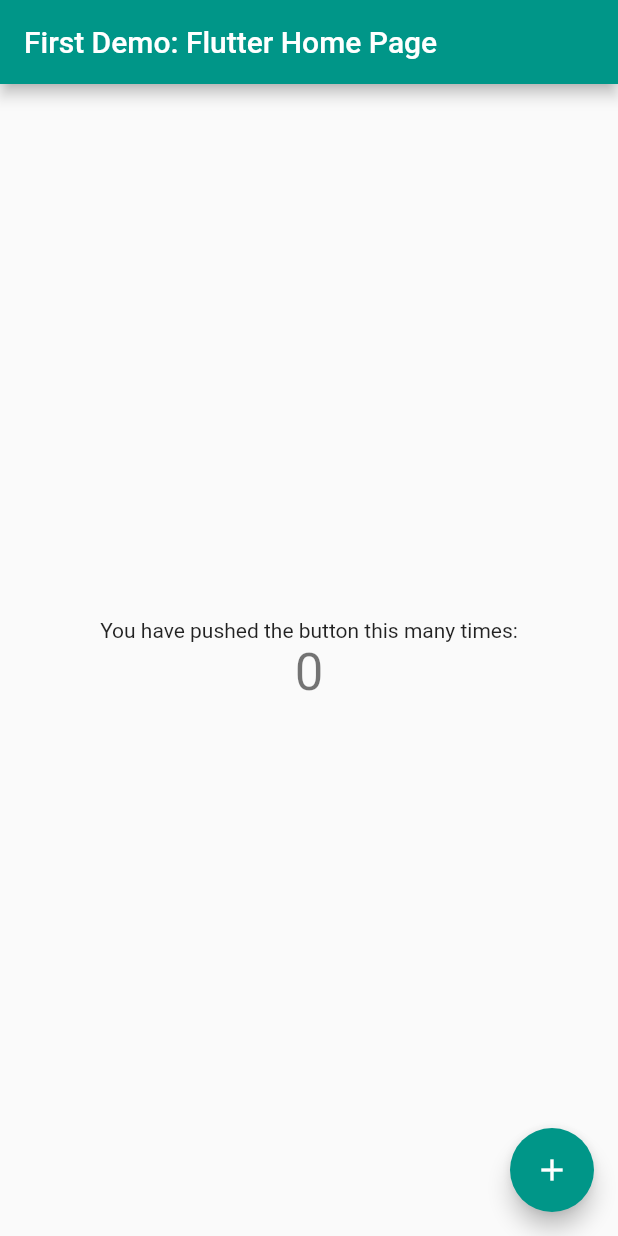
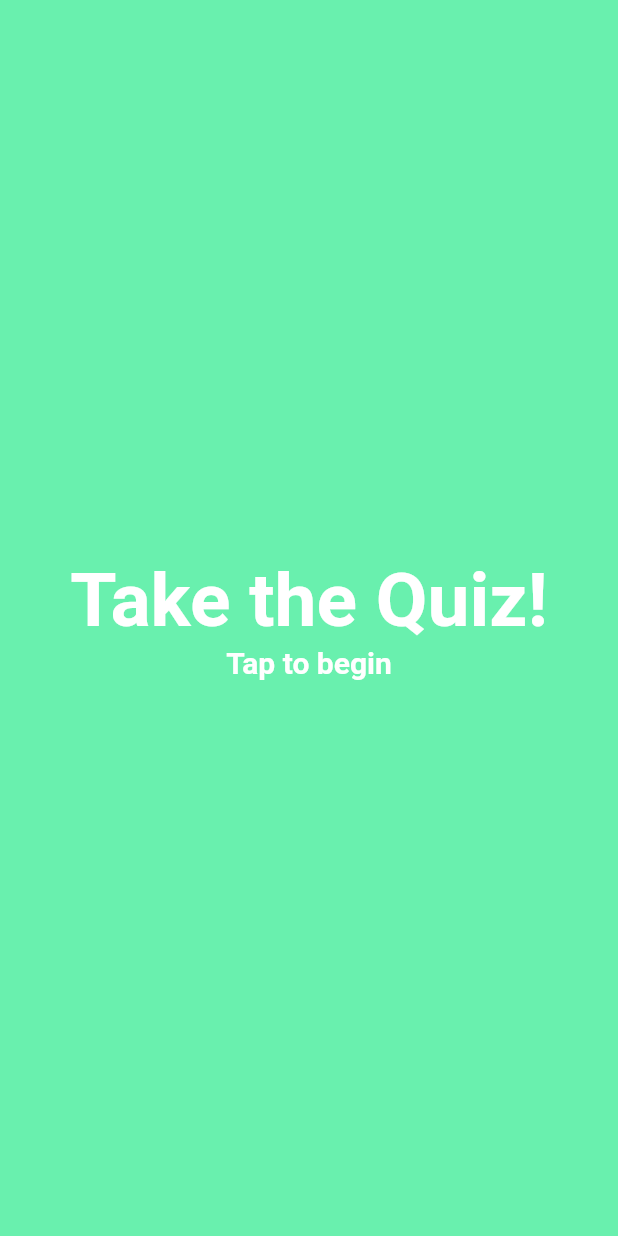
Before and after one commit to ragyepong/First_Flutter_App, a Flutter app: the screen it shows after launch, on a phone screen of 412 x 824 dp. Run offline on Flutter 3.47's test engine with Material 2 defaults, Android fonts, the phone set to English and light mode, and no system bars.

Commit message:
Created landing page and began quiz structure
Implemented a landing page using an InkWell object embedded in a Material Page. Also created a few project folders for future quiz questions.

```diff
--- a/lib/main.dart
+++ b/lib/main.dart
@@ -1,109 +1,9 @@
 import 'package:flutter/material.dart';
 
-void main() => runApp(new MyApp());
+import './pages/landing_page.dart';
 
-class MyApp extends StatelessWidget {
-  // This widget is the root of your application.
-  @override
-  Widget build(BuildContext context) {
-    return new MaterialApp(
-      title: 'First Flutter Demo',
-      theme: new ThemeData(
-        // This is the theme of your application.
-        //
-        // Try running your application with "flutter run". You'll see the
-        // application has a blue toolbar. Then, without quitting the app, try
-        // changing the primarySwatch below to Colors.green and then invoke
-        // "hot reload" (press "r" in the console where you ran "flutter run",
-        // or press Run > Flutter Hot Reload in IntelliJ). Notice that the
-        // counter didn't reset back to zero; the application is not restarted.
-        primarySwatch: Colors.teal,
-      ),
-      home: new MyHomePage(title: 'First Demo: Flutter Home Page'),
-    );
-  }
+void main(){
+  runApp(new MaterialApp(
+    home: new LandingPage(),
+  ));
 }
-
-class MyHomePage extends StatefulWidget {
-  MyHomePage({Key key, this.title}) : super(key: key);
-
-  // This widget is the home page of your application. It is stateful, meaning
-  // that it has a State object (defined below) that contains fields that affect
-  // how it looks.
-
-  // This class is the configuration for the state. It holds the values (in this
-  // case the title) provided by the parent (in this case the App widget) and
-  // used by the build method of the State. Fields in a Widget subclass are
-  // always marked "final".
-
-  final String title;
-
-  @override
-  _MyHomePageState createState() => new _MyHomePageState();
-}
-
-class _MyHomePageState extends State<MyHomePage> {
-  int _counter = 0;
-
-  void _incrementCounter() {
-    setState(() {
-      // This call to setState tells the Flutter framework that something has
-      // changed in this State, which causes it to rerun the build method below
-      // so that the display can reflect the updated values. If we changed
-      // _counter without calling setState(), then the build method would not be
-      // called again, and so nothing would appear to happen.
-      _counter++;
-    });
-  }
-
-  @override
-  Widget build(BuildContext context) {
-    // This method is rerun every time setState is called, for instance as done
-    // by the _incrementCounter method above.
-    //
-    // The Flutter framework has been optimized to make rerunning build methods
-    // fast, so that you can just rebuild anything that needs updating rather
-    // than having to individually change instances of widgets.
-    return new Scaffold(
-      appBar: new AppBar(
-        // Here we take the value from the MyHomePage object that was created by
-        // the App.build method, and use it to set our appbar title.
-        title: new Text(widget.title),
-      ),
-      body: new Center(
-        // Center is a layout widget. It takes a single child and positions it
-        // in the middle of the parent.
-        child: new Column(
-          // Column is also layout widget. It takes a list of children and
-          // arranges them vertically. By default, it sizes itself to fit its
-          // children horizontally, and tries to be as tall as its parent.
-          //
-          // Invoke "debug paint" (press "p" in the console where you ran
-          // "flutter run", or select "Toggle Debug Paint" from the Flutter tool
-          // window in IntelliJ) to see the wireframe for each widget.
-          //
-          // Column has various properties to control how it sizes itself and
-          // how it positions its children. Here we use mainAxisAlignment to
-          // center the children vertically; the main axis here is the vertical
-          // axis because Columns are vertical (the cross axis would be
-          // horizontal).
-          mainAxisAlignment: MainAxisAlignment.center,
-          children: <Widget>[
-            new Text(
-              'You have pushed the button this many times:',
-            ),
-            new Text(
-              '$_counter',
-              style: Theme.of(context).textTheme.display1,
-            ),
-          ],
-        ),
-      ),
-      floatingActionButton: new FloatingActionButton(
-        onPressed: _incrementCounter,
-        tooltip: 'Increment',
-        child: new Icon(Icons.add),
-      ), // This trailing comma makes auto-formatting nicer for build methods.
-    );
-  }
-}
--- /dev/null
+++ b/lib/pages/landing_page.dart
@@ -0,0 +1,20 @@
+import 'package:flutter/material.dart';
+
+class LandingPage extends StatelessWidget{
+  @override
+  Widget build(BuildContext context){
+    return new Material(
+      color: Colors.greenAccent,
+      child: new InkWell(
+        onTap: () => print("You tapped the page"),
+        child: new Column(
+          mainAxisAlignment: MainAxisAlignment.center,
+          children: <Widget>[
+            new Text("Take the Quiz!", style: new TextStyle(color: Colors.white, fontSize: 50.0, fontWeight: FontWeight.bold),),
+            new Text("Tap to begin", style: new TextStyle(color: Colors.white, fontSize: 20.0, fontWeight: FontWeight.bold),)
+          ]
+        )
+      )
+    ); // Material
+  }
+}
```
Also changed, not shown: lib/utils/question.dart (added), 1 other file.
